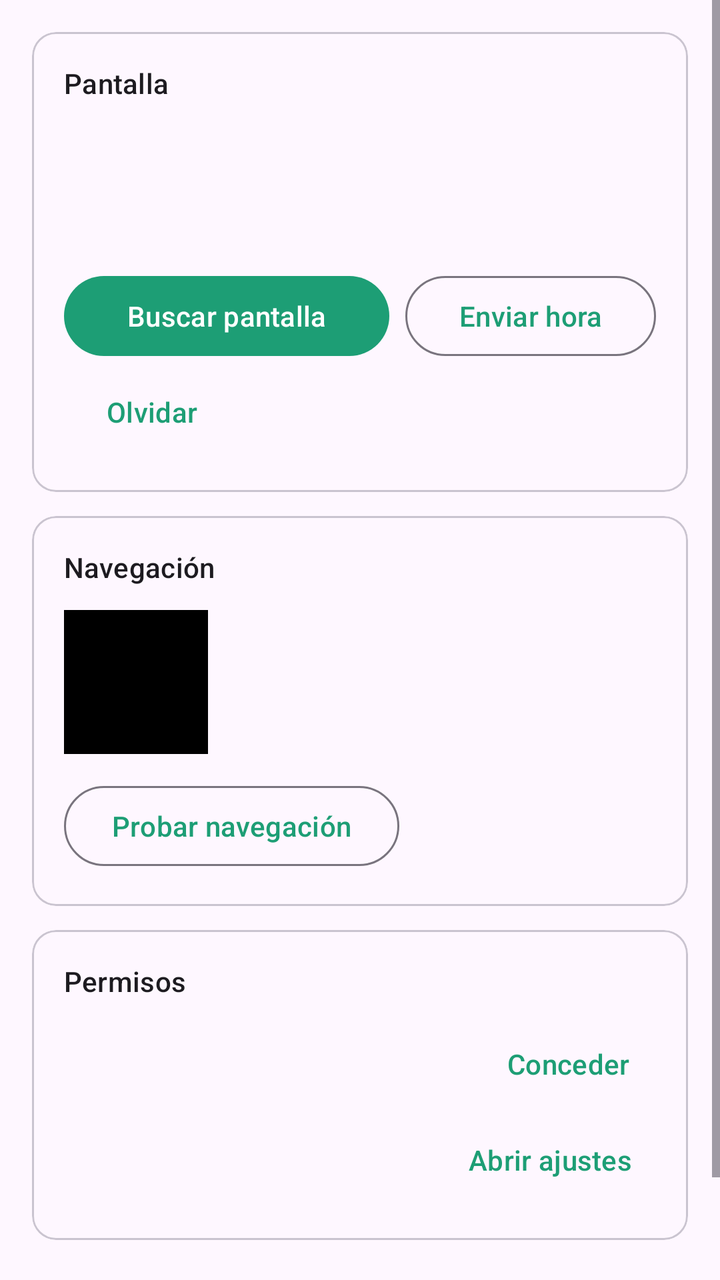
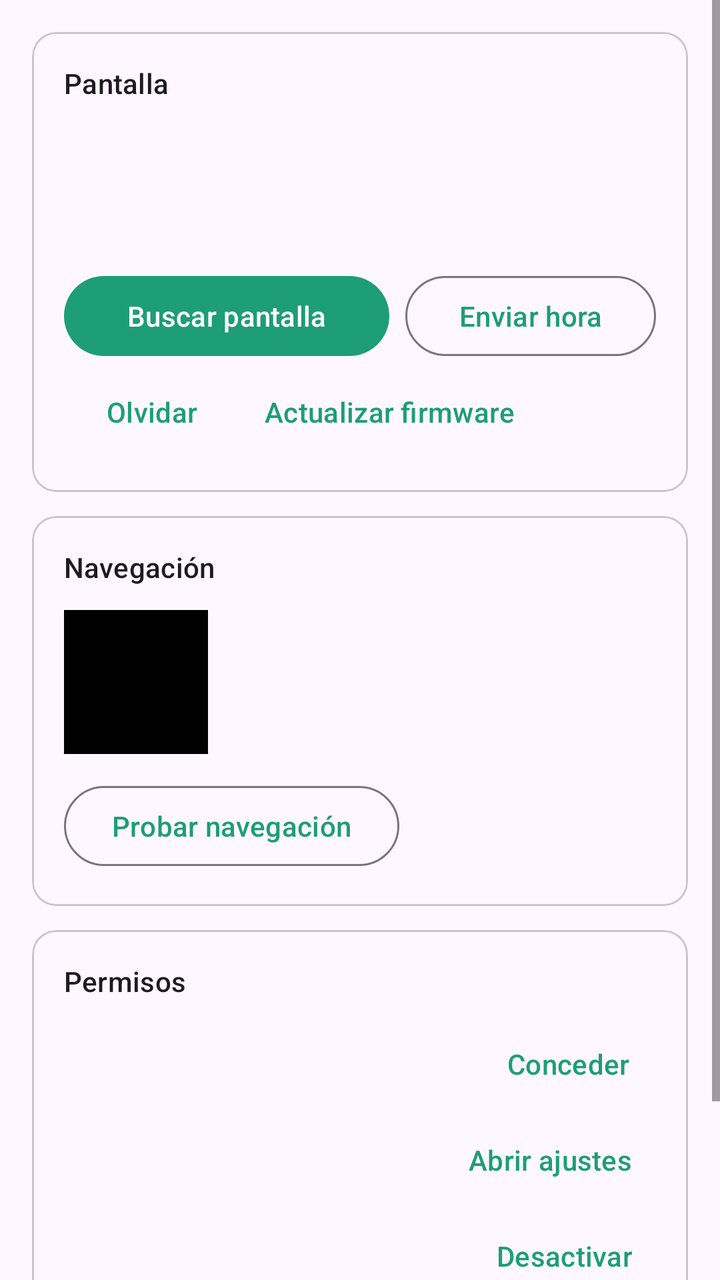

Screens rendered from an Android XML layout before and after an edit, with the pre-edit source and the edit as a unified diff.
<!-- AndroidManifest.xml: application theme Theme.Navegador -->
<!-- res/layout/activity_main.xml -->
<?xml version="1.0" encoding="utf-8"?>
<ScrollView xmlns:android="http://schemas.android.com/apk/res/android"
    android:layout_width="match_parent"
    android:layout_height="match_parent"
    android:fitsSystemWindows="true">

    <LinearLayout
        android:layout_width="match_parent"
        android:layout_height="wrap_content"
        android:orientation="vertical"
        android:padding="16dp">

        
        <com.google.android.material.card.MaterialCardView
            style="@style/Widget.Material3.CardView.Outlined"
            android:layout_width="match_parent"
            android:layout_height="wrap_content"
            android:layout_marginBottom="12dp">

            <LinearLayout
                android:layout_width="match_parent"
                android:layout_height="wrap_content"
                android:orientation="vertical"
                android:padding="16dp">

                <TextView
                    android:layout_width="wrap_content"
                    android:layout_height="wrap_content"
                    android:text="@string/titulo_pantalla"
                    android:textAppearance="?attr/textAppearanceLabelLarge" />

                <TextView
                    android:id="@+id/txtDevice"
                    android:layout_width="match_parent"
                    android:layout_height="wrap_content"
                    android:layout_marginTop="8dp"
                    android:textAppearance="?attr/textAppearanceBodyLarge" />

                <TextView
                    android:id="@+id/txtState"
                    android:layout_width="wrap_content"
                    android:layout_height="wrap_content"
                    android:layout_marginTop="4dp"
                    android:textAppearance="?attr/textAppearanceBodyMedium" />

                <TextView
                    android:id="@+id/txtTime"
                    android:layout_width="wrap_content"
                    android:layout_height="wrap_content"
                    android:layout_marginTop="2dp"
                    android:textAppearance="?attr/textAppearanceBodySmall" />

                <LinearLayout
                    android:layout_width="match_parent"
                    android:layout_height="wrap_content"
                    android:layout_marginTop="12dp"
                    android:orientation="horizontal">

                    <com.google.android.material.button.MaterialButton
                        android:id="@+id/btnScan"
                        android:layout_width="0dp"
                        android:layout_height="wrap_content"
                        android:layout_weight="1.3"
                        android:text="@string/buscar_pantalla" />

                    <com.google.android.material.button.MaterialButton
                        android:id="@+id/btnTime"
                        style="@style/Widget.Material3.Button.OutlinedButton"
                        android:layout_width="0dp"
                        android:layout_height="wrap_content"
                        android:layout_marginStart="8dp"
                        android:layout_weight="1"
                        android:text="@string/enviar_hora" />
                </LinearLayout>

                <com.google.android.material.button.MaterialButton
                    android:id="@+id/btnForget"
                    style="@style/Widget.Material3.Button.TextButton"
                    android:layout_width="wrap_content"
                    android:layout_height="wrap_content"
                    android:text="@string/olvidar" />
            </LinearLayout>
        </com.google.android.material.card.MaterialCardView>

        
        <com.google.android.material.card.MaterialCardView
            style="@style/Widget.Material3.CardView.Outlined"
            android:layout_width="match_parent"
            android:layout_height="wrap_content"
            android:layout_marginBottom="12dp">

            <LinearLayout
                android:layout_width="match_parent"
                android:layout_height="wrap_content"
                android:orientation="vertical"
                android:padding="16dp">

                <TextView
                    android:layout_width="wrap_content"
                    android:layout_height="wrap_content"
                    android:text="@string/titulo_navegacion"
                    android:textAppearance="?attr/textAppearanceLabelLarge" />

                <LinearLayout
                    android:layout_width="match_parent"
                    android:layout_height="wrap_content"
                    android:layout_marginTop="12dp"
                    android:gravity="center_vertical"
                    android:orientation="horizontal">

                    <ImageView
                        android:id="@+id/imgIcon"
                        android:layout_width="72dp"
                        android:layout_height="72dp"
                        android:background="@color/negro"
                        android:contentDescription="@string/titulo_navegacion"
                        android:padding="6dp"
                        android:scaleType="fitCenter" />

                    <LinearLayout
                        android:layout_width="0dp"
                        android:layout_height="wrap_content"
                        android:layout_marginStart="12dp"
                        android:layout_weight="1"
                        android:orientation="vertical">

                        <TextView
                            android:id="@+id/txtManeuver"
                            android:layout_width="wrap_content"
                            android:layout_height="wrap_content"
                            android:textAppearance="?attr/textAppearanceTitleLarge" />

                        <TextView
                            android:id="@+id/txtInstruction"
                            android:layout_width="match_parent"
                            android:layout_height="wrap_content"
                            android:textAppearance="?attr/textAppearanceBodyMedium" />

                        <TextView
                            android:id="@+id/txtSummary"
                            android:layout_width="match_parent"
                            android:layout_height="wrap_content"
                            android:layout_marginTop="2dp"
                            android:textAppearance="?attr/textAppearanceBodySmall" />
                    </LinearLayout>
                </LinearLayout>

                <com.google.android.material.button.MaterialButton
                    android:id="@+id/btnTest"
                    style="@style/Widget.Material3.Button.OutlinedButton"
                    android:layout_width="wrap_content"
                    android:layout_height="wrap_content"
                    android:layout_marginTop="12dp"
                    android:text="@string/probar_navegacion" />
            </LinearLayout>
        </com.google.android.material.card.MaterialCardView>

        
        <com.google.android.material.card.MaterialCardView
            style="@style/Widget.Material3.CardView.Outlined"
            android:layout_width="match_parent"
            android:layout_height="wrap_content"
            android:layout_marginBottom="12dp">

            <LinearLayout
                android:layout_width="match_parent"
                android:layout_height="wrap_content"
                android:orientation="vertical"
                android:padding="16dp">

                <TextView
                    android:layout_width="wrap_content"
                    android:layout_height="wrap_content"
                    android:text="@string/titulo_permisos"
                    android:textAppearance="?attr/textAppearanceLabelLarge" />

                <LinearLayout
                    android:layout_width="match_parent"
                    android:layout_height="wrap_content"
                    android:layout_marginTop="8dp"
                    android:gravity="center_vertical"
                    android:orientation="horizontal">

                    <TextView
                        android:id="@+id/txtPermBle"
                        android:layout_width="0dp"
                        android:layout_height="wrap_content"
                        android:layout_weight="1"
                        android:textAppearance="?attr/textAppearanceBodyMedium" />

                    <com.google.android.material.button.MaterialButton
                        android:id="@+id/btnPermBle"
                        style="@style/Widget.Material3.Button.TextButton"
                        android:layout_width="wrap_content"
                        android:layout_height="wrap_content"
                        android:text="@string/conceder" />
                </LinearLayout>

                <LinearLayout
                    android:layout_width="match_parent"
                    android:layout_height="wrap_content"
                    android:gravity="center_vertical"
                    android:orientation="horizontal">

                    <TextView
                        android:id="@+id/txtPermNotif"
                        android:layout_width="0dp"
                        android:layout_height="wrap_content"
                        android:layout_weight="1"
                        android:textAppearance="?attr/textAppearanceBodyMedium" />

                    <com.google.android.material.button.MaterialButton
                        android:id="@+id/btnPermNotif"
                        style="@style/Widget.Material3.Button.TextButton"
                        android:layout_width="wrap_content"
                        android:layout_height="wrap_content"
                        android:text="@string/abrir_ajustes" />
                </LinearLayout>
            </LinearLayout>
        </com.google.android.material.card.MaterialCardView>

        <com.google.android.material.button.MaterialButton
            android:id="@+id/btnLog"
            style="@style/Widget.Material3.Button.TextButton"
            android:layout_width="wrap_content"
            android:layout_height="wrap_content"
            android:text="@string/ver_registro" />
    </LinearLayout>
</ScrollView>
<!-- resources referenced by this layout -->
<resources>
  <color name="negro">#000000</color>
  <string name="abrir_ajustes">Abrir ajustes</string>
  <string name="buscar_pantalla">Buscar pantalla</string>
  <string name="conceder">Conceder</string>
  <string name="enviar_hora">Enviar hora</string>
  <string name="olvidar">Olvidar</string>
  <string name="probar_navegacion">Probar navegación</string>
  <string name="titulo_navegacion">Navegación</string>
  <string name="titulo_pantalla">Pantalla</string>
  <string name="titulo_permisos">Permisos</string>
  <string name="ver_registro">Ver registro</string>
  <style name="Theme.Navegador" parent="Theme.Material3.DayNight.NoActionBar">
          <item name="colorPrimary">@color/verde</item>
          <item name="colorOnPrimary">#FFFFFF</item>
      </style>
  <color name="verde">#1D9E75</color>
</resources>

<!-- the commit's change to res/layout/activity_main.xml (unified diff, before → after) -->
@@ -73,12 +73,33 @@
                         android:text="@string/enviar_hora" />
                 </LinearLayout>
 
-                <com.google.android.material.button.MaterialButton
-                    android:id="@+id/btnForget"
-                    style="@style/Widget.Material3.Button.TextButton"
-                    android:layout_width="wrap_content"
-                    android:layout_height="wrap_content"
-                    android:text="@string/olvidar" />
+                <LinearLayout
+                    android:layout_width="match_parent"
+                    android:layout_height="wrap_content"
+                    android:orientation="horizontal">
+
+                    <com.google.android.material.button.MaterialButton
+                        android:id="@+id/btnForget"
+                        style="@style/Widget.Material3.Button.TextButton"
+                        android:layout_width="wrap_content"
+                        android:layout_height="wrap_content"
+                        android:text="@string/olvidar" />
+
+                    <com.google.android.material.button.MaterialButton
+                        android:id="@+id/btnFirmware"
+                        style="@style/Widget.Material3.Button.TextButton"
+                        android:layout_width="wrap_content"
+                        android:layout_height="wrap_content"
+                        android:text="@string/actualizar_firmware" />
+                </LinearLayout>
+
+                
+                <TextView
+                    android:id="@+id/txtFirmware"
+                    android:layout_width="match_parent"
+                    android:layout_height="wrap_content"
+                    android:textAppearance="?attr/textAppearanceBodySmall"
+                    android:visibility="gone" />
             </LinearLayout>
         </com.google.android.material.card.MaterialCardView>
 
@@ -216,6 +237,27 @@
                         android:layout_height="wrap_content"
                         android:text="@string/abrir_ajustes" />
                 </LinearLayout>
+
+                <LinearLayout
+                    android:layout_width="match_parent"
+                    android:layout_height="wrap_content"
+                    android:gravity="center_vertical"
+                    android:orientation="horizontal">
+
+                    <TextView
+                        android:id="@+id/txtPermBattery"
+                        android:layout_width="0dp"
+                        android:layout_height="wrap_content"
+                        android:layout_weight="1"
+                        android:textAppearance="?attr/textAppearanceBodyMedium" />
+
+                    <com.google.android.material.button.MaterialButton
+                        android:id="@+id/btnPermBattery"
+                        style="@style/Widget.Material3.Button.TextButton"
+                        android:layout_width="wrap_content"
+                        android:layout_height="wrap_content"
+                        android:text="@string/desactivar" />
+                </LinearLayout>
             </LinearLayout>
         </com.google.android.material.card.MaterialCardView>
 
<!-- resource entries referenced after the edit -->
@@ -2,8 +2,10 @@
 <resources>
   <color name="negro">#000000</color>
   <string name="abrir_ajustes">Abrir ajustes</string>
+  <string name="actualizar_firmware">Actualizar firmware</string>
   <string name="buscar_pantalla">Buscar pantalla</string>
   <string name="conceder">Conceder</string>
+  <string name="desactivar">Desactivar</string>
   <string name="enviar_hora">Enviar hora</string>
   <string name="olvidar">Olvidar</string>
   <string name="probar_navegacion">Probar navegación</string>
